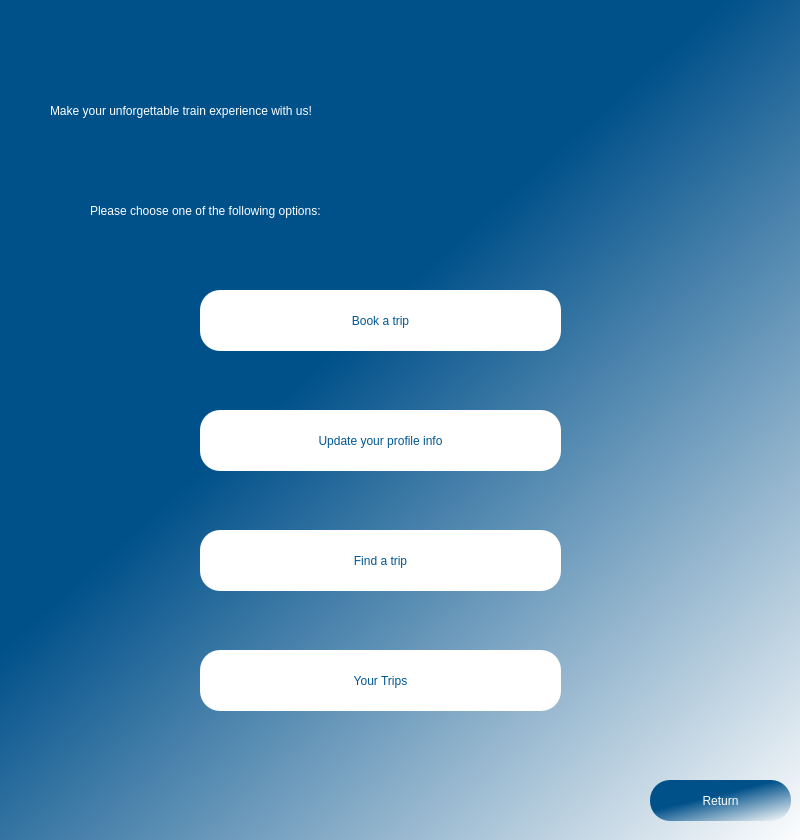
First picture: the form in ui/userOptions.ui, repository kareemsakkary/TrainBookingSystem, before the edit.
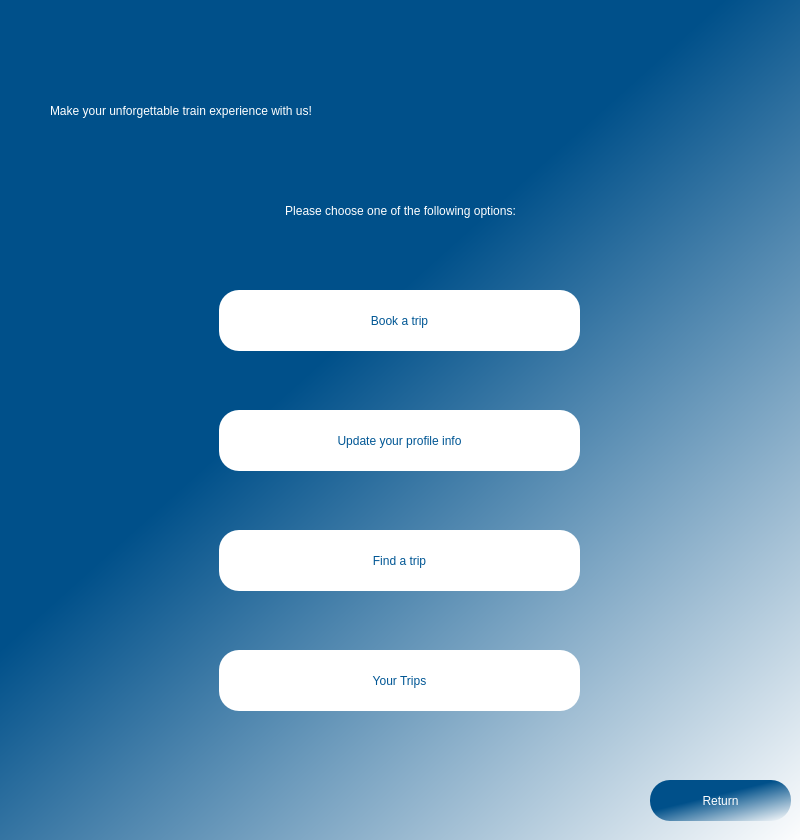
Second picture: the form after the edit.

Patch:
```diff
--- a/ui/userOptions.ui
+++ b/ui/userOptions.ui
@@ -49,7 +49,7 @@
    <widget class="QLabel" name="optionmsg">
     <property name="geometry">
      <rect>
-      <x>90</x>
+      <x>120</x>
       <y>190</y>
       <width>561</width>
       <height>41</height>
@@ -62,11 +62,14 @@
     <property name="text">
      <string>Please choose one of the following options:</string>
     </property>
+    <property name="alignment">
+     <set>Qt::AlignCenter</set>
+    </property>
    </widget>
    <widget class="QPushButton" name="bookButton">
     <property name="geometry">
      <rect>
-      <x>200</x>
+      <x>219</x>
       <y>290</y>
       <width>361</width>
       <height>61</height>
@@ -92,7 +95,7 @@
    <widget class="QPushButton" name="updateInfoButton">
     <property name="geometry">
      <rect>
-      <x>200</x>
+      <x>219</x>
       <y>410</y>
       <width>361</width>
       <height>61</height>
@@ -118,7 +121,7 @@
    <widget class="QPushButton" name="findTripButton">
     <property name="geometry">
      <rect>
-      <x>200</x>
+      <x>219</x>
       <y>530</y>
       <width>361</width>
       <height>61</height>
@@ -170,7 +173,7 @@
    <widget class="QPushButton" name="tripsButton">
     <property name="geometry">
      <rect>
-      <x>200</x>
+      <x>219</x>
       <y>650</y>
       <width>361</width>
       <height>61</height>
```
